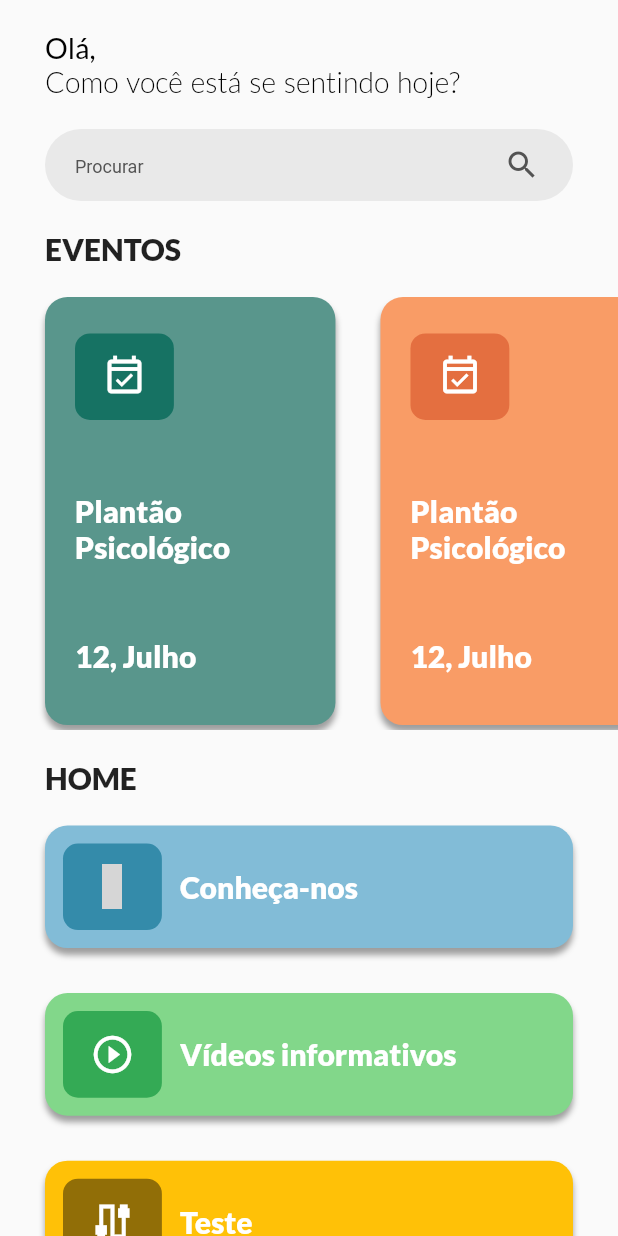
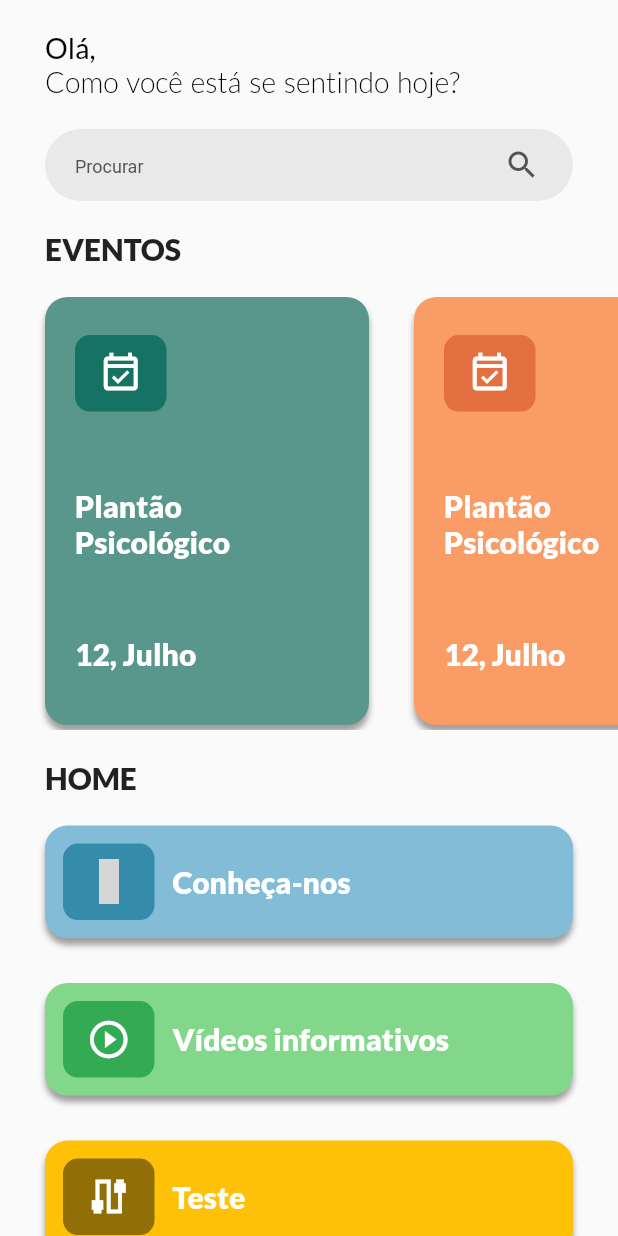
Before and after one commit to jpbrites/Nuceu-App, a Flutter app: the screen it shows after launch, on a phone screen of 412 x 824 dp. Run offline on Flutter 3.47's test engine with Material 2 defaults, Android fonts, the phone set to English and light mode, and no system bars; our stand-ins replace firebase_core, fluttericon, google_fonts; accounts and stored records are empty; grey boxes are pictures that could not be loaded.

Commit message:
Ajuste de overflow

```diff
--- a/lib/view/widgets/cardhome.dart
+++ b/lib/view/widgets/cardhome.dart
@@ -25,12 +25,16 @@ class CardHome extends StatelessWidget {
           //Essa função na verdade virá pela home
         },
         child: Container(
-          margin: EdgeInsets.only(bottom: 3),
-          width: MediaQuery.of(context).size.width * 0.47,
+          //constraints: BoxConstraints(
+          //  maxHeight: 216,
+          //),
+          height: 216,
+          margin: const EdgeInsets.only(bottom: 3),
+          width: 216,
           decoration: BoxDecoration(
             color: cardColor,
             borderRadius: BorderRadius.circular(15),
-            boxShadow: [
+            boxShadow: const [
               BoxShadow(
                   offset: Offset(0, 4),
                   spreadRadius: 0,
@@ -45,13 +49,13 @@ class CardHome extends StatelessWidget {
               crossAxisAlignment: CrossAxisAlignment.start,
               children: [
                 Container(
-                  width: MediaQuery.of(context).size.width * 0.16,
-                  height: MediaQuery.of(context).size.width * 0.14,
+                  width: 61,
+                  height: 51,
                   decoration: BoxDecoration(
                     color: smallCardColor,
                     borderRadius: BorderRadius.circular(10),
                   ),
-                  child: Center(
+                  child: const Center(
                     child: Icon(
                       Icons.event_available_outlined,
                       color: Colors.white,
--- a/lib/view/widgets/home_bottom_card.dart
+++ b/lib/view/widgets/home_bottom_card.dart
@@ -40,8 +40,8 @@ class HomeBottomCard extends StatelessWidget {
               Padding(
                 padding: EdgeInsets.all(12),
                 child: Container(
-                  width: MediaQuery.of(context).size.width * 0.16,
-                  height: MediaQuery.of(context).size.width * 0.14,
+                  width: 61,
+                  height: 51,
                   decoration: BoxDecoration(
                     color: colorIconCard,
                     borderRadius: BorderRadius.circular(10),
```
